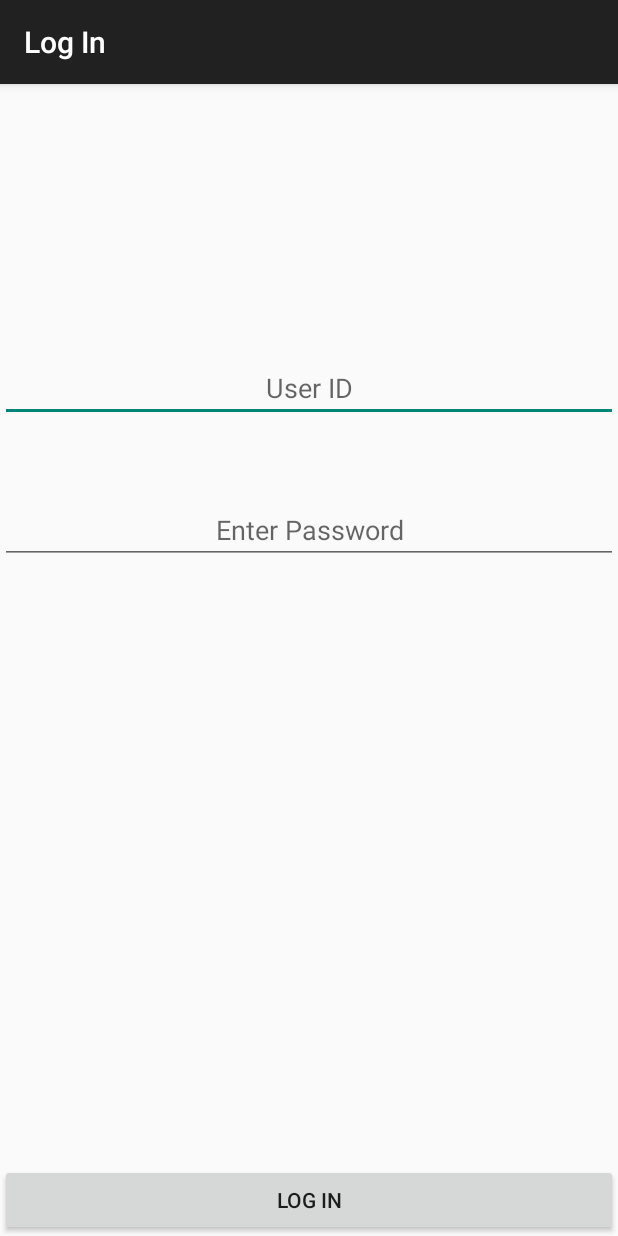
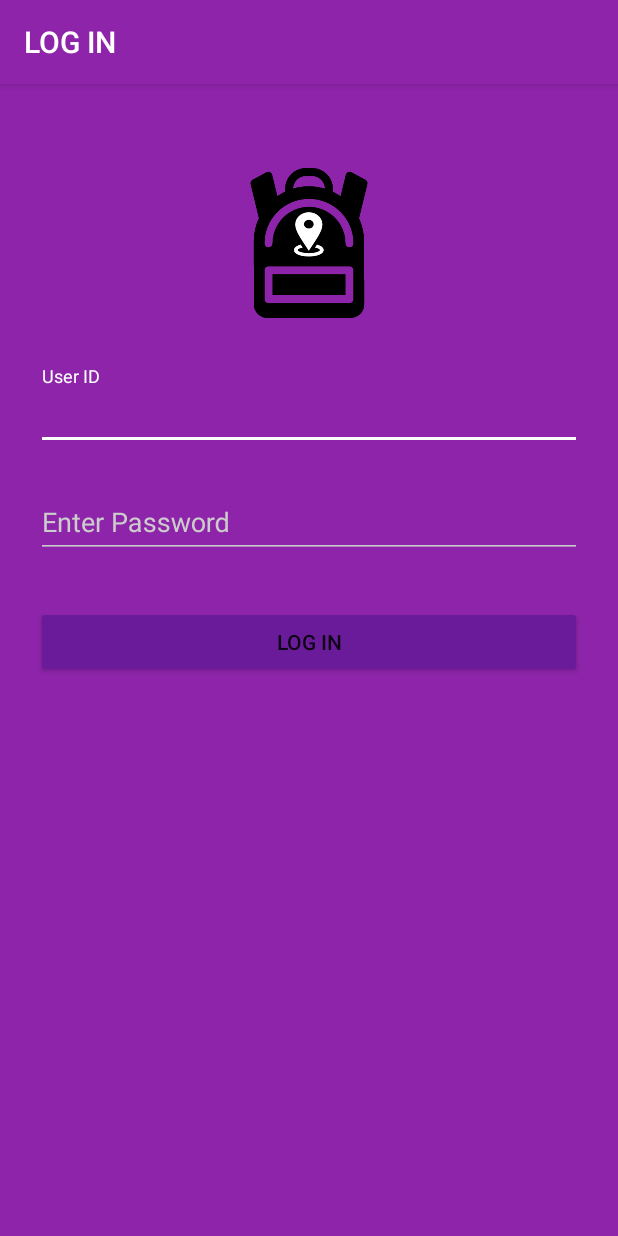
Before and after one commit to akanshugupta9/trackmychildparent, an Android app: the LoginActivity screen opened directly, with no data from a screen before it, on a phone screen of 412 x 824 dp. Run offline under Robolectric (Android 15) with nearby library versions, the light colour scheme and no system bars; our stand-ins replace ButterKnife, Volley; 1 statement that could not run was skipped.

Commit message:
added login screen with all functionalities

```diff
--- a/app/src/main/AndroidManifest.xml
+++ b/app/src/main/AndroidManifest.xml
@@ -22,10 +22,8 @@
         </activity>
         <activity android:name=".WelcomeActivity">
         </activity>
-        <activity android:name=".LoginActivity"
-            android:label="@string/title_activity_login"
-            android:theme="@style/Theme.AppCompat.Light.DarkActionBar">
-        </activity>
+        <activity android:name=".LoginActivity" android:theme="@style/AppTheme.Dark"
+            android:label="@string/title_activity_login"/>
         <activity
             android:name=".MainActivity"
             android:label="@string/title_activity_welcome"
--- a/app/src/main/java/com/example/kanchicoder/trackmychildparent/SplashScreen.java
+++ b/app/src/main/java/com/example/kanchicoder/trackmychildparent/SplashScreen.java
@@ -10,6 +10,8 @@ import android.support.annotation.Nullable;
 import android.support.design.widget.Snackbar;
 import android.support.v7.app.AppCompatActivity;
 import android.view.View;
+import android.view.Window;
+import android.view.WindowManager;
 import android.view.animation.Animation;
 import android.view.animation.AnimationUtils;
 import android.widget.ImageView;
@@ -17,7 +19,6 @@ import android.widget.TextView;
 import android.os.*;
 import android.widget.Toast;
 
-import com.google.android.gms.common.api.GoogleApiClient;
 
 /**
  * Created by kanchicoder on 11/6/2016.
@@ -31,6 +32,9 @@ public class SplashScreen extends AppCompatActivity {
     @Override
     protected void onCreate(@Nullable Bundle savedInstanceState) {
         super.onCreate(savedInstanceState);
+        requestWindowFeature(Window.FEATURE_NO_TITLE);
+        getWindow().setFlags(WindowManager.LayoutParams.FLAG_FULLSCREEN,
+                WindowManager.LayoutParams.FLAG_FULLSCREEN);
         setContentView(R.layout.splash);
         //setting the animation in splash
         logo = (ImageView) findViewById(R.id.splash_logo_imageview);
--- a/app/src/main/res/layout/activity_welcome.xml
+++ b/app/src/main/res/layout/activity_welcome.xml
@@ -1,6 +1,5 @@
 <?xml version="1.0" encoding="utf-8"?>
 <RelativeLayout xmlns:android="http://schemas.android.com/apk/res/android"
-    xmlns:app="http://schemas.android.com/apk/res-auto"
     xmlns:tools="http://schemas.android.com/tools"
     android:layout_width="match_parent"
     android:layout_height="match_parent"
--- a/app/src/main/res/layout/login.xml
+++ b/app/src/main/res/layout/login.xml
@@ -1,43 +1,65 @@
 <?xml version="1.0" encoding="utf-8"?>
-<RelativeLayout xmlns:android="http://schemas.android.com/apk/res/android"
-    xmlns:tools="http://schemas.android.com/tools"
-    android:orientation="vertical" android:layout_width="match_parent"
+<android.support.design.widget.CoordinatorLayout
+    android:id="@+id/loginCoordinatorLayout"
+    xmlns:android="http://schemas.android.com/apk/res/android"
+    android:layout_width="match_parent"
     android:layout_height="match_parent">
+    <ScrollView xmlns:android="http://schemas.android.com/apk/res/android"
+        android:layout_width="match_parent"
+        android:layout_height="match_parent"
+        android:fitsSystemWindows="true"
+       >
+        <LinearLayout
+            android:orientation="vertical"
+            android:layout_width="match_parent"
+            android:layout_height="wrap_content"
+            android:paddingTop="56dp"
+            android:paddingLeft="24dp"
+            android:paddingRight="24dp">
 
-    <Button
-        android:text="@string/login_button"
-        android:layout_width="match_parent"
-        android:layout_height="wrap_content"
-        android:layout_alignParentBottom="true"
-        android:textAllCaps="true"
-        android:id="@+id/login_button"
-        android:layout_alignParentLeft="true"
-        android:layout_alignParentStart="true"
-        android:elevation="2dp"/>
-    <EditText
-        android:layout_width="match_parent"
-        android:layout_height="wrap_content"
-        android:inputType="textPersonName"
-        android:ems="10"
-        android:textAlignment="center"
-        android:id="@+id/login_userid"
-        android:hint="@string/uid_hint"
-        android:layout_marginTop="180dp"
-        android:layout_alignParentTop="true"
-        android:layout_alignParentLeft="true"
-        android:layout_alignParentStart="true" />
-    <EditText
-        android:layout_width="match_parent"
-        android:layout_height="wrap_content"
-        android:inputType="textPassword"
-        android:ems="10"
-        android:textAlignment="center"
-        android:layout_marginTop="49dp"
-        android:id="@+id/login_password"
-        android:hint="@string/passowor_hint"
-        android:layout_below="@id/login_userid"
-        android:layout_alignParentLeft="true"
-        android:layout_alignParentStart="true" />
+            <ImageView android:src="@drawable/logo"
+                android:layout_width="wrap_content"
+                android:layout_height="100dp"
+                android:layout_marginBottom="24dp"
+                android:layout_gravity="center_horizontal" />
 
+            <!-- Email Label -->
+            <android.support.design.widget.TextInputLayout
+                android:layout_width="match_parent"
+                android:layout_height="wrap_content"
+                android:layout_marginTop="8dp"
+                android:layout_marginBottom="8dp">
+                <EditText android:id="@+id/login_userid"
+                    android:layout_width="match_parent"
+                    android:layout_height="wrap_content"
+                    android:inputType="textEmailAddress"
+                    android:textColor="@android:color/white"
+                    android:textColorHint="@android:color/white"
+                    android:hint="@string/uid_hint" />
+            </android.support.design.widget.TextInputLayout>
 
-</RelativeLayout>
+            <!-- Password Label -->
+            <android.support.design.widget.TextInputLayout
+                android:layout_width="match_parent"
+                android:layout_height="wrap_content"
+                android:layout_marginTop="8dp"
+                android:layout_marginBottom="8dp">
+                <EditText android:id="@+id/login_password"
+                    android:layout_width="match_parent"
+                    android:layout_height="wrap_content"
+                    android:inputType="textPassword"
+                    android:hint="@string/passowor_hint"/>
+            </android.support.design.widget.TextInputLayout>
+
+            <android.support.v7.widget.AppCompatButton
+                android:id="@+id/login_button"
+                android:layout_width="match_parent"
+                android:layout_height="wrap_content"
+                android:layout_marginTop="24dp"
+                android:layout_marginBottom="24dp"
+                android:padding="12dp"
+                android:elevation="2dp"
+                android:text="@string/login_button"/>
+        </LinearLayout>
+    </ScrollView>
+</android.support.design.widget.CoordinatorLayout>
--- a/app/src/main/res/values/colors.xml
+++ b/app/src/main/res/values/colors.xml
@@ -22,4 +22,19 @@
     <color name="dot_light_screen2">#8cf9eb</color>
     <color name="dot_light_screen3">#93c6fd</color>
     <color name="dot_light_screen4">#e4b5fc</color>
+    <!-- login screen colors -->
+    <color name="primary">#8E24AA</color>
+    <color name="primary_dark">#7B1FA2</color>
+    <color name="primary_darker">#6A1B9A</color>
+    <color name="accent">#FFFFFF</color>
+
+    <color name="black">#000000</color>
+    <color name="jet">#222222</color>
+    <color name="oil">#333333</color>
+    <color name="monsoon">#777777</color>
+    <color name="jumbo">#888888</color>
+    <color name="aluminum">#999999</color>
+    <color name="base">#AAAAAA</color>
+    <color name="iron">#CCCCCC</color>
+    <color name="white">#FFFFFF</color>
 </resources>
--- a/app/src/main/res/values/strings.xml
+++ b/app/src/main/res/values/strings.xml
@@ -2,7 +2,7 @@
     <string name="app_name">trackmychildParent</string>
     <string name="designed_app_name">Track My Child</string>
     <string name="title_activity_welcome">Home Screen</string>
-    <string name="title_activity_login">Log In</string>
+    <string name="title_activity_login">LOG IN</string>
     <string name="uid_hint">User ID</string>
     <string name="login_button">Log In</string>
     <string name="passowor_hint">Enter Password</string>
--- a/app/src/main/res/values/styles.xml
+++ b/app/src/main/res/values/styles.xml
@@ -13,5 +13,22 @@
     <style name="AppTheme.AppBarOverlay" parent="ThemeOverlay.AppCompat.Dark.ActionBar" />
 
     <style name="AppTheme.PopupOverlay" parent="ThemeOverlay.AppCompat.Light" />
-
+    <!-- login xml theme -->
+    <style name="AppTheme.Dark" parent="Theme.AppCompat.DayNight.DarkActionBar">
+        <item name="colorPrimary">@color/primary</item>
+        <item name="colorPrimaryDark">@color/primary_dark</item>
+        <item name="colorAccent">@color/accent</item>
+        <item name="android:windowBackground">@color/primary</item>
+        <item name="colorControlNormal">@color/iron</item>
+        <item name="colorControlActivated">@color/white</item>
+        <item name="colorControlHighlight">@color/white</item>
+        <item name="android:textColorHint">@color/iron</item>
+        <item name="colorButtonNormal">@color/primary_darker</item>
+    </style>
+   <!-- progress bar theme of login -->
+    <style name="AppTheme.Dark.Dialog" parent="Theme.AppCompat.Dialog">
+        <item name="colorAccent">@color/white</item>
+        <item name="android:textColorPrimary">@color/iron</item>
+        <item name="android:background">@color/primary</item>
+    </style>
 </resources>
--- a/build.gradle
+++ b/build.gradle
@@ -9,6 +9,7 @@ buildscript {
 
         // NOTE: Do not place your application dependencies here; they belong
         // in the individual module build.gradle files
+        classpath 'com.google.gms:google-services:3.0.0'
     }
 }
 
```
Also changed, not shown: app/build.gradle (+7 -2 lines), app/src/main/java/com/example/kanchicoder/trackmychildparent/LoginActivity.java (+34 -4 lines), app/src/main/res/layout/activity_main.xml (+11 -0 lines), 1 other file.
